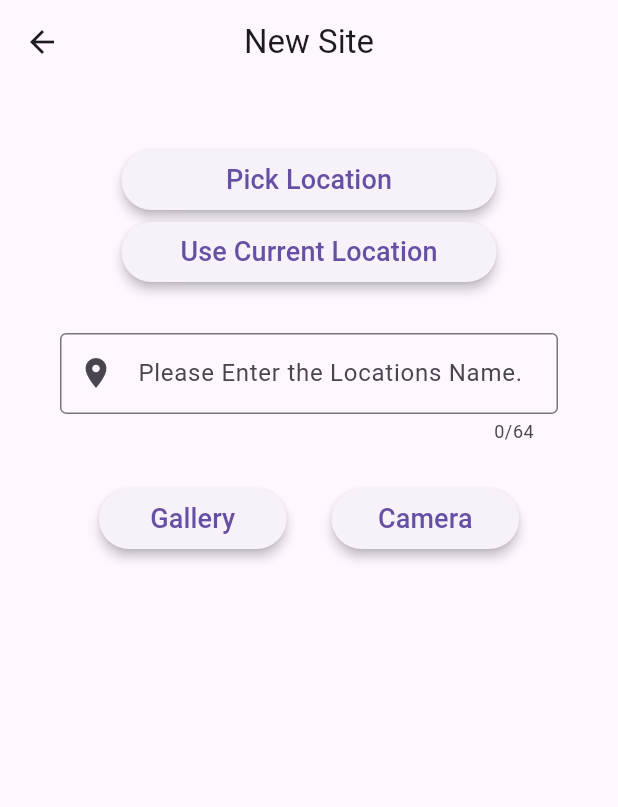
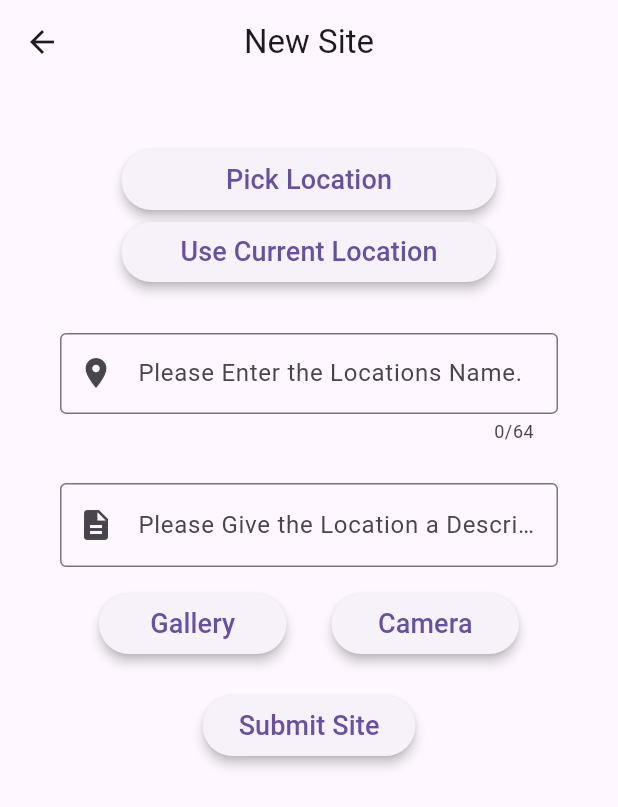
Before and after one commit to WillssEdgar/UNCW_Sites, a Flutter app: the AddSite screen opened directly, after a tap on "Gallery", on a phone screen of 412 x 824 dp. Shown: the top 807 px of the screen. Run offline on Flutter 3.47's test engine with Material 3 defaults, Android fonts, the phone set to English and light mode, and no system bars; our stand-ins replace cloud_firestore, firebase_auth, firebase_core, firebase_storage, flutter_map, image_picker and 1 more; accounts and stored records are empty.

Commit message:
adding to storage

```diff
--- a/lib/Screens/add_site.dart
+++ b/lib/Screens/add_site.dart
@@ -1,5 +1,6 @@
 import 'dart:io';
 
+import 'package:cloud_firestore/cloud_firestore.dart';
 import 'package:firebase_auth/firebase_auth.dart';
 import 'package:firebase_storage/firebase_storage.dart';
 import 'package:flutter/material.dart';
@@ -16,10 +17,15 @@ class AddSite extends StatefulWidget {
 
 class _AddSiteState extends State<AddSite> {
   String? locationName;
+  String? locationDescription;
   MapController mapController = MapController();
   List<Marker> markers = [];
   String? imageFile;
+  final userID = FirebaseAuth.instance.currentUser?.uid ?? '';
+  late LatLng location;
+
   var storageRef = FirebaseStorage.instance.ref();
+
   bool showMap = false;
 
   void _handleTap(LatLng latlng) {
@@ -43,6 +49,72 @@ class _AddSiteState extends State<AddSite> {
         ),
       );
     });
+  }
+
+  void _submitbutton() async {
+    CollectionReference sitesRef =
+        FirebaseFirestore.instance.collection('Sites');
+    CollectionReference userRef = FirebaseFirestore.instance
+        .collection('users')
+        .doc(userID)
+        .collection('Sites');
+    try {
+      if (imageFile != null) {
+        // Upload the image file.
+        File image = File(imageFile!);
+        String fileName = image.path.split('/').last;
+        Reference storageReference =
+            FirebaseStorage.instance.ref().child('site_pictures/$fileName');
+        UploadTask uploadTask = storageReference.putFile(image);
+        await uploadTask.whenComplete(() => null);
+
+        sitesRef.add({
+          'description': locationDescription,
+          'location': GeoPoint(location.latitude, location.longitude),
+          'image': fileName,
+          'name': locationName,
+        });
+        userRef.add({
+          'site_name': locationName,
+          'location': GeoPoint(location.latitude, location.longitude),
+          'location_description': locationDescription,
+          'image': fileName,
+        });
+
+        setState(() {
+          // Reset form fields
+          locationName = null;
+          locationDescription = null;
+          imageFile = null;
+
+          // Clear markers
+          markers.clear();
+
+          // Reset map controller
+          mapController.move(const LatLng(0, 0), 0);
+
+          // Reset showMap flag
+          showMap = false;
+        });
+      } else {
+        // If imageFile is null, display an error message or handle it accordingly
+        print("Please select an image before submitting.");
+      }
+    } catch (err) {
+      // Handle any errors that occur during the upload process
+      print("Failed to upload image: $err");
+    }
+  }
+
+  _getImage(ImageSource source) async {
+    final ImagePicker picker = ImagePicker();
+    final XFile? pickedImage = await picker.pickImage(source: source);
+
+    if (pickedImage != null) {
+      setState(() {
+        imageFile = pickedImage.path;
+      });
+    }
   }
 
   @override
@@ -93,7 +165,7 @@ class _AddSiteState extends State<AddSite> {
                           initialZoom: 15,
                           onTap: (tapPosition, point) {
                             _handleTap(point);
-                            print("This is the point" + point.toString());
+                            location = point;
                           },
                         ),
                         children: [
@@ -148,6 +220,25 @@ class _AddSiteState extends State<AddSite> {
                   const SizedBox(
                     height: 30,
                   ),
+                  SizedBox(
+                    height: 70,
+                    child: TextFormField(
+                      decoration: const InputDecoration(
+                          prefixIcon: Icon(Icons.description),
+                          border: OutlineInputBorder(
+                              borderSide:
+                                  BorderSide(color: Colors.black, width: 1)),
+                          labelText: 'Please Give the Location a Description.',
+                          hintText: 'Example: It is a beautiful Place.'),
+                      onChanged: (value) => locationDescription = value,
+                      validator: (value) {
+                        if (value == null || value.isEmpty) {
+                          return 'Please enter some text';
+                        }
+                        return null; // Returning null means "no issues"
+                      },
+                    ),
+                  ),
                   Row(
                     crossAxisAlignment: CrossAxisAlignment.center,
                     mainAxisAlignment: MainAxisAlignment.center,
@@ -193,9 +284,27 @@ class _AddSiteState extends State<AddSite> {
                     SizedBox(
                       height: 300,
                       width: 200,
-                      child: Image.network(imageFile!, width: 250),
+                      child: Image.file(File(imageFile!), width: 250),
                     ),
-                  }
+                  },
+                  Column(
+                    children: [
+                      ElevatedButton(
+                        style: ButtonStyle(
+                          minimumSize: MaterialStateProperty.all<Size>(
+                              const Size(125, 40)),
+                          elevation: MaterialStateProperty.all<double?>(3),
+                        ),
+                        onPressed: () {
+                          _submitbutton();
+                        },
+                        child: const Text(
+                          "Submit Site",
+                          style: TextStyle(fontSize: 18),
+                        ),
+                      ),
+                    ],
+                  )
                 ],
               ),
             ),
@@ -204,44 +313,4 @@ class _AddSiteState extends State<AddSite> {
       ),
     );
   }
-
-  _getImage(ImageSource source) async {
-    final ImagePicker picker = ImagePicker();
-    final XFile? image = await picker.pickImage(source: source);
-
-    if (image != null) {
-      print(image.path);
-
-      // Goal: rename the file used for the profile picture to be the
-      // logged-in user's FirebaseAuth unique ID (uid)
-
-      // Extract the image file extension.
-      String fileExtension = '';
-      int period = image.path.lastIndexOf('.');
-      if (period > -1) {
-        fileExtension = image.path.substring(period);
-      }
-
-      // Specify the bucket location so that it will be something like
-      // '<ourBucket>/profilepics/Zasow3qeh1109dhalased.jpg'
-      final profileImgRef = storageRef.child(
-          "site_pictures/${FirebaseAuth.instance.currentUser!.uid}$fileExtension");
-
-      try {
-        // Upload the image file.
-        await profileImgRef.putFile(File(image.path));
-
-        // Get a public URL that we can download the image from
-        imageFile = await profileImgRef.getDownloadURL();
-        setState(() {
-          // We should provide some feedback to the user here.
-          print("File saved successfully!");
-        });
-      } on FirebaseException catch (err) {
-        // Caught an exception from Firebase because I'm not on the net,
-        // or I don't have permission
-        print("Failed with error ${err.code}: ${err.message}");
-      }
-    }
-  }
 }
```
Also changed, not shown: lib/Screens/about.dart (+45 -3 lines).
